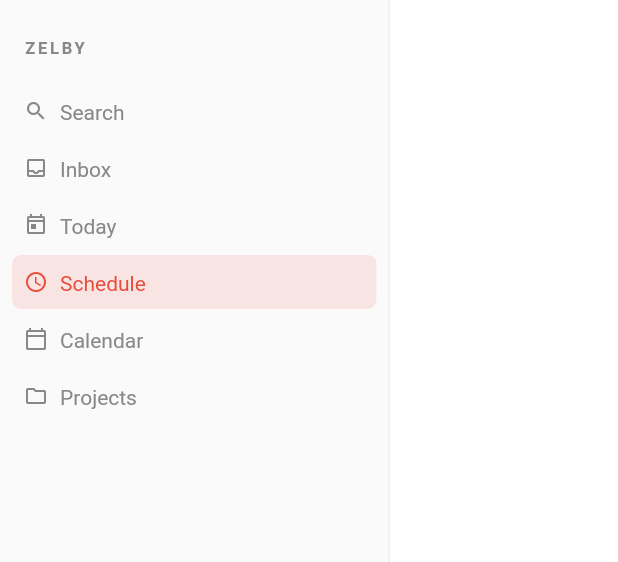
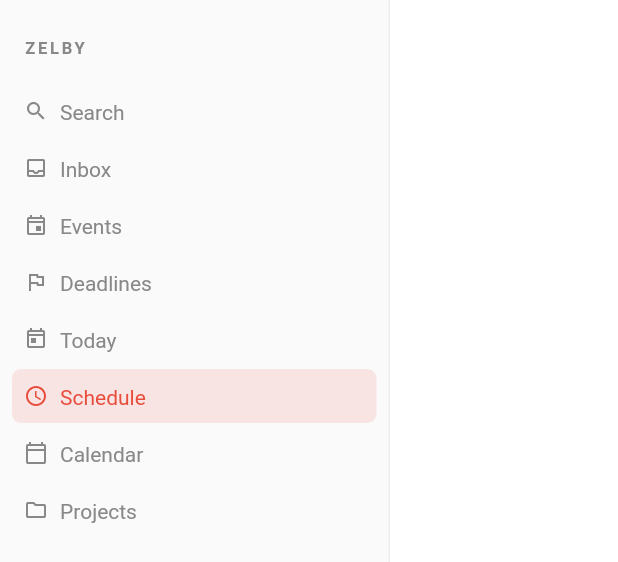
Before and after one commit to kiwifruit0/zelby, a Flutter app: the AppSidebar widget shown alone on an empty page, opened directly with empty values, after a tap on "Schedule", on a phone screen of 412 x 824 dp. Shown: the top 562 px of the screen. Run offline on Flutter 3.47's test engine with Material 3 defaults, Android fonts, the phone set to English and light mode, and no system bars; our stand-ins replace drift, drift_flutter, flutter_riverpod, go_router, riverpod_annotation, table_calendar; accounts and stored records are empty; generated files the repository leaves out were written again.

Commit message:
sidebar events and deadlines

```diff
--- a/lib/screens/shell/app_shell.dart
+++ b/lib/screens/shell/app_shell.dart
@@ -24,11 +24,13 @@ class _AppShellState extends State<AppShell> {
 
   int _bottomIndexForPath(String path) {
     if (path.startsWith('/inbox')) return 0;
-    if (path.startsWith('/today')) return 1;
-    if (path.startsWith('/schedule')) return 2;
-    if (path.startsWith('/calendar')) return 3;
-    if (path.startsWith('/projects')) return 4;
-    if (path.startsWith('/search')) return 5;
+    if (path.startsWith('/events')) return 1;
+    if (path.startsWith('/deadlines')) return 2;
+    if (path.startsWith('/today')) return 3;
+    if (path.startsWith('/schedule')) return 4;
+    if (path.startsWith('/calendar')) return 5;
+    if (path.startsWith('/projects')) return 6;
+    if (path.startsWith('/search')) return 7;
     return 0;
   }
 
@@ -37,14 +39,18 @@ class _AppShellState extends State<AppShell> {
       case 0:
         context.go('/inbox');
       case 1:
+        context.go('/events');
+      case 2:
+        context.go('/deadlines');
+      case 3:
         context.go('/today');
-      case 2:
+      case 4:
         context.go('/schedule');
-      case 3:
+      case 5:
         context.go('/calendar');
-      case 4:
+      case 6:
         context.go('/projects');
-      case 5:
+      case 7:
         context.go('/search');
     }
   }
@@ -87,6 +93,14 @@ class _AppShellState extends State<AppShell> {
             label: 'Inbox',
           ),
           BottomNavigationBarItem(
+            icon: Icon(Icons.event_outlined),
+            label: 'Events',
+          ),
+          BottomNavigationBarItem(
+            icon: Icon(Icons.flag_outlined),
+            label: 'Deadlines',
+          ),
+          BottomNavigationBarItem(
             icon: Icon(Icons.today_outlined),
             label: 'Today',
           ),
--- a/lib/widgets/sidebar/app_sidebar.dart
+++ b/lib/widgets/sidebar/app_sidebar.dart
@@ -42,6 +42,8 @@ class _AppSidebarState extends State<AppSidebar> {
       return switch (event.logicalKey) {
         LogicalKeyboardKey.keyT => _navigateTo('/today'),
         LogicalKeyboardKey.keyI => _navigateTo('/inbox'),
+        LogicalKeyboardKey.keyE => _navigateTo('/events'),
+        LogicalKeyboardKey.keyD => _navigateTo('/deadlines'),
         LogicalKeyboardKey.keyC => _navigateTo('/calendar'),
         LogicalKeyboardKey.keyP => _navigateTo('/projects'),
         _ => KeyEventResult.ignored,
@@ -122,6 +124,24 @@ class _AppSidebarState extends State<AppSidebar> {
                   onHoverChanged: (hovered) =>
                       _setHoveredRoute('/inbox', hovered),
                   onTap: () => context.go('/inbox'),
+                ),
+                _NavItemTile(
+                  icon: Icons.event_outlined,
+                  label: 'Events',
+                  isActive: currentPath.startsWith('/events'),
+                  isHovered: _hoveredRoute == '/events',
+                  onHoverChanged: (hovered) =>
+                      _setHoveredRoute('/events', hovered),
+                  onTap: () => context.go('/events'),
+                ),
+                _NavItemTile(
+                  icon: Icons.flag_outlined,
+                  label: 'Deadlines',
+                  isActive: currentPath.startsWith('/deadlines'),
+                  isHovered: _hoveredRoute == '/deadlines',
+                  onHoverChanged: (hovered) =>
+                      _setHoveredRoute('/deadlines', hovered),
+                  onTap: () => context.go('/deadlines'),
                 ),
                 _NavItemTile(
                   icon: Icons.today_outlined,
```
